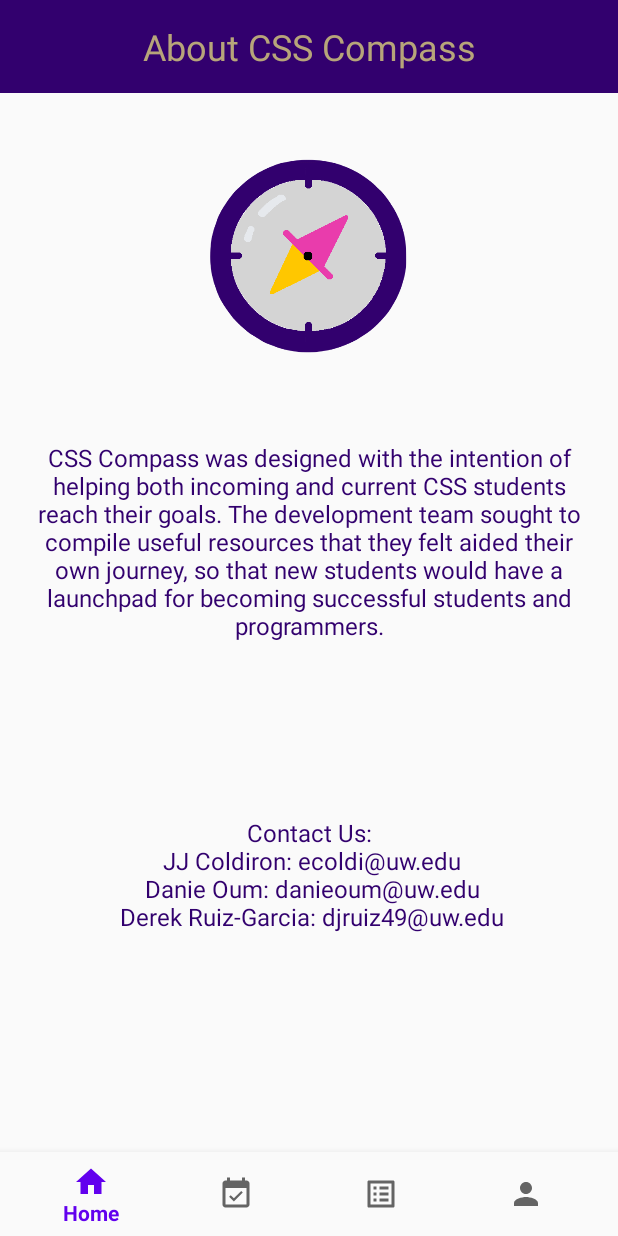
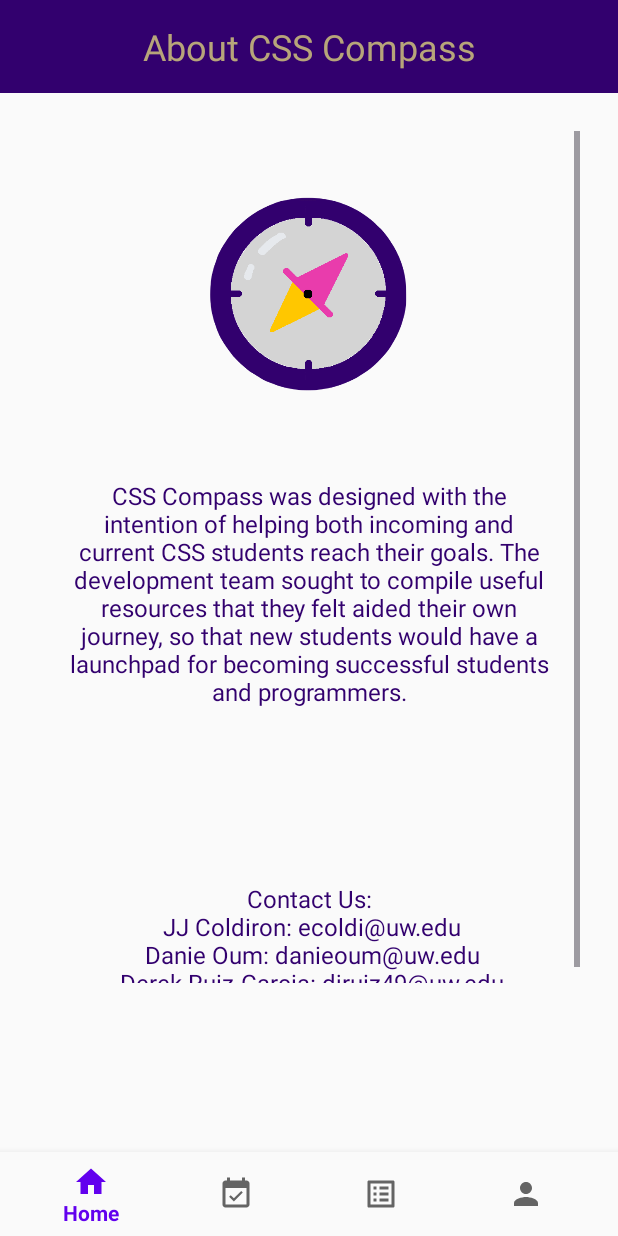
Before and after one commit to jahn-junior/css-compass, an Android app: the AboutFragment screen opened through its navigation route, on a phone screen of 412 x 824 dp. Run offline under Robolectric (Android 15) with nearby library versions, the light colour scheme and no system bars; our stand-ins replace navigation-ui; Roboto replaces fonts that are not available here.

Commit message:
Added ScrollView to about page

```diff
--- a/app/src/main/res/layout/fragment_about.xml
+++ b/app/src/main/res/layout/fragment_about.xml
@@ -1,6 +1,5 @@
 <?xml version="1.0" encoding="utf-8"?>
 <FrameLayout xmlns:android="http://schemas.android.com/apk/res/android"
-    xmlns:app="http://schemas.android.com/apk/res-auto"
     xmlns:tools="http://schemas.android.com/tools"
     android:layout_width="match_parent"
     android:layout_height="match_parent"
@@ -22,6 +21,16 @@
             android:text="@string/about_header"
             android:textSize="24sp" />
 
+        <ScrollView
+            android:layout_width="match_parent"
+            android:layout_height="568dp"
+            android:layout_margin="25dp">
+
+            <LinearLayout
+                android:layout_width="match_parent"
+                android:layout_height="wrap_content"
+                android:orientation="vertical">
+
                 <Space
                     android:layout_width="match_parent"
                     android:layout_height="25dp" />
@@ -41,9 +50,9 @@
                     android:layout_width="match_parent"
                     android:layout_height="match_parent"
                     android:fontFamily="@font/hammersmith_one"
+                    android:padding="16dp"
                     android:text="@string/about_info"
                     android:textAlignment="center"
-            android:padding="16dp"
                     android:textColor="@color/husky_purple"
                     android:textSize="16sp" />
 
@@ -60,6 +69,9 @@
                     android:textAlignment="center"
                     android:textColor="@color/husky_purple"
                     android:textSize="16sp" />
+            </LinearLayout>
+
+        </ScrollView>
 
     </LinearLayout>
 
```
Lines whose indentation alone changed are shown as unchanged.
